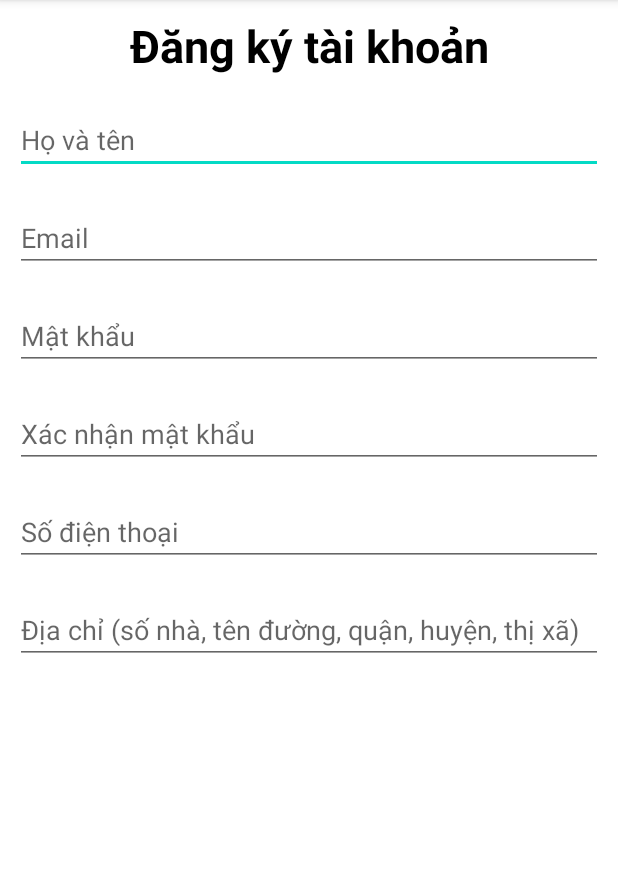
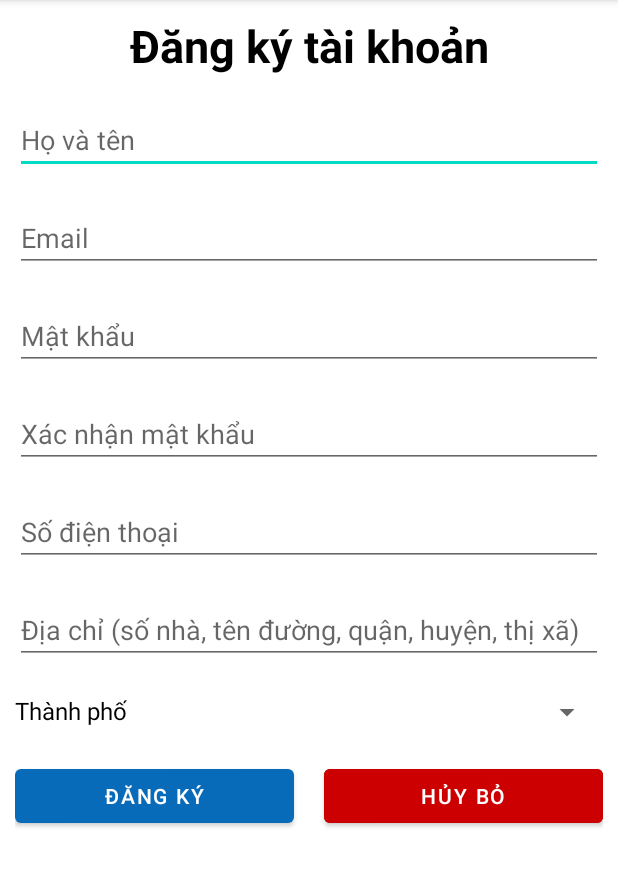
Before and after one commit to Trong-Nhan/Do_An_Ky_Cuoi, an Android app: the RegisterActivity screen opened directly, with no data from a screen before it, on a phone screen of 412 x 824 dp, the part 84-971 px from its top. Run offline under Robolectric (Android 15) with nearby library versions, the phone set to English and light mode, and no system bars; 1 statement that could not run was skipped.

Commit message:
Đăng ký người dùng, tạo trang Admin

```diff
--- a/ProjectFinal/app/src/main/AndroidManifest.xml
+++ b/ProjectFinal/app/src/main/AndroidManifest.xml
@@ -14,6 +14,9 @@
         android:supportsRtl="true"
         android:theme="@style/Theme.SolarBook"
         android:usesCleartextTraffic="true">
+        <activity
+            android:name=".activity.admin.AdminAccountActivity"
+            android:exported="false" />
         <activity
             android:name=".activity.RegisterActivity"
             android:exported="false" />
--- a/ProjectFinal/app/src/main/java/com/example/projectfinal/api/CityAPI.java
+++ b/ProjectFinal/app/src/main/java/com/example/projectfinal/api/CityAPI.java
@@ -22,4 +22,6 @@ public interface CityAPI {
 
     @GET("city/getcity")
     Call<List<City>> getListCities();
+
+
 }
--- a/ProjectFinal/app/src/main/java/com/example/projectfinal/api/UserAPI.java
+++ b/ProjectFinal/app/src/main/java/com/example/projectfinal/api/UserAPI.java
@@ -9,7 +9,9 @@ import java.util.List;
 import retrofit2.Call;
 import retrofit2.Retrofit;
 import retrofit2.converter.gson.GsonConverterFactory;
+import retrofit2.http.Body;
 import retrofit2.http.GET;
+import retrofit2.http.POST;
 import retrofit2.http.Query;
 
 public interface UserAPI {
@@ -26,4 +28,7 @@ public interface UserAPI {
 
     @GET("user/getuser/find")
     Call<User> getUserByEmail(@Query("email") String email);
+
+    @POST("user")
+    Call<User> insertUser(@Body User user);
 }
--- a/ProjectFinal/app/src/main/java/com/example/projectfinal/entity/City.java
+++ b/ProjectFinal/app/src/main/java/com/example/projectfinal/entity/City.java
@@ -31,4 +31,9 @@ public class City {
     public void setName(String name) {
         this.name = name;
     }
+
+    @Override
+    public String toString() {
+        return this.name;
+    }
 }
--- a/ProjectFinal/app/src/main/java/com/example/projectfinal/fragment/AccountFragment.java
+++ b/ProjectFinal/app/src/main/java/com/example/projectfinal/fragment/AccountFragment.java
@@ -48,12 +48,17 @@ public class AccountFragment extends Fragment {
         Button btnLogout = view.findViewById(R.id.btnLogout);
 
         //nếu được chuyển từ AdminActivity qua
+        /*
         if(getActivity().getIntent().getExtras().get("adminName") != null){
 
             btnUserDetail.setVisibility(View.GONE);
             btnHistoryOder.setVisibility(View.GONE);
             btnToAdmin.setVisibility(View.VISIBLE);
+        }else{
+
         }
+        */
+
 
         btnLogout.setOnClickListener(listenerLogout);
         btnUserDetail.setOnClickListener(listenerUserDetail);
--- a/ProjectFinal/app/src/main/res/layout/activity_register.xml
+++ b/ProjectFinal/app/src/main/res/layout/activity_register.xml
@@ -62,8 +62,50 @@
         android:layout_width="match_parent"
         android:layout_height="wrap_content"
         android:hint="Địa chỉ (số nhà, tên đường, quận, huyện, thị xã)"
-        android:inputType="textPassword"
         android:layout_marginBottom="20dp"/>
 
+    <LinearLayout
+        android:layout_width="match_parent"
+        android:layout_height="wrap_content"
+        android:orientation="horizontal"
+        android:layout_marginBottom="20dp">
+
+        <TextView
+            android:layout_width="wrap_content"
+            android:layout_height="wrap_content"
+            android:text="Thành phố"
+            android:textSize="16sp"
+            android:textColor="@color/black"
+            android:layout_marginRight="20dp"/>
+
+        <Spinner
+            android:id="@+id/formRegisterSpnCity"
+            android:layout_width="match_parent"
+            android:layout_height="wrap_content" />
+    </LinearLayout>
+
+    <LinearLayout
+        android:layout_width="match_parent"
+        android:layout_height="wrap_content"
+        android:orientation="horizontal"
+        android:layout_marginBottom="20dp">
+
+        <Button
+            android:id="@+id/formRegisterBtnAccept"
+            android:layout_width="0dp"
+            android:layout_weight="1"
+            android:layout_height="wrap_content"
+            android:text="Đăng ký"
+            android:layout_marginRight="10dp"/>
+
+        <Button
+            android:id="@+id/formRegisterBtnCancel"
+            android:layout_width="0dp"
+            android:layout_weight="1"
+            android:layout_height="wrap_content"
+            android:text="Hủy bỏ"
+            android:backgroundTint="@android:color/holo_red_dark"
+            android:layout_marginLeft="10dp"/>
+    </LinearLayout>
 
 </LinearLayout>
```
Also changed, not shown: ProjectFinal/app/src/main/java/com/example/projectfinal/activity/RegisterActivity.java (+88 -0 lines), ProjectFinal/app/src/main/java/com/example/projectfinal/activity/admin/AdminAccountActivity.java (added, +16 -0 lines), ProjectFinal/app/src/main/java/com/example/projectfinal/activity/admin/AdminActivity.java (+11 -0 lines), ProjectFinal/app/src/main/res/layout/activity_admin_account.xml (added, +26 -0 lines), ProjectFinal/app/src/main/res/layout/item_admin_account.xml (added, +30 -0 lines).
